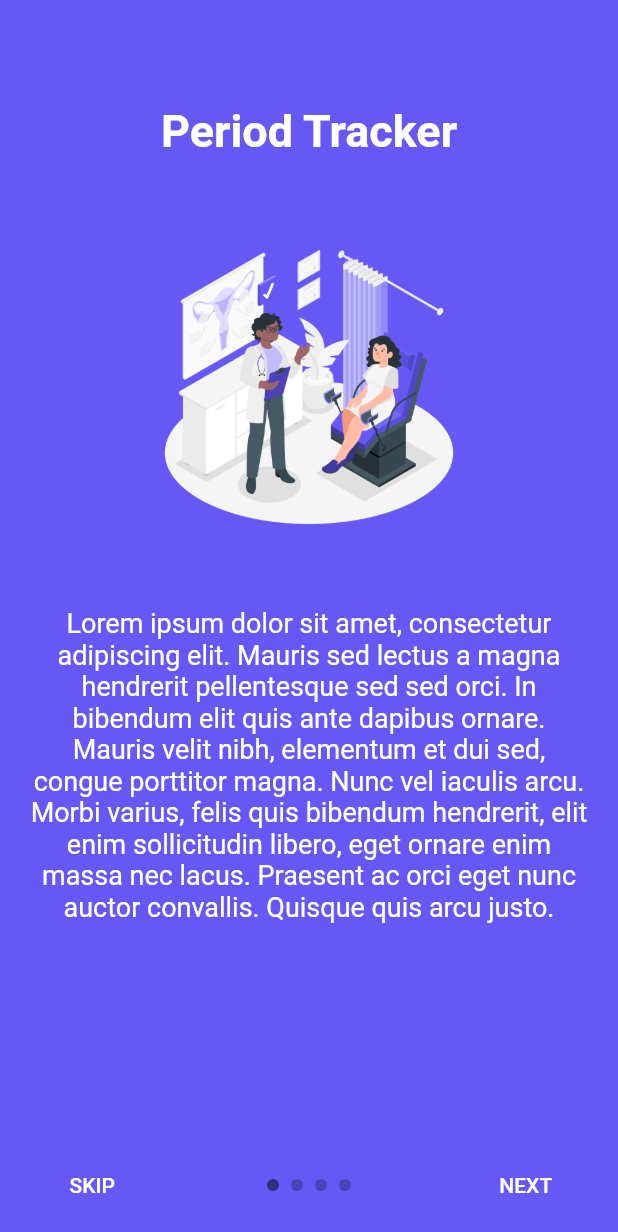
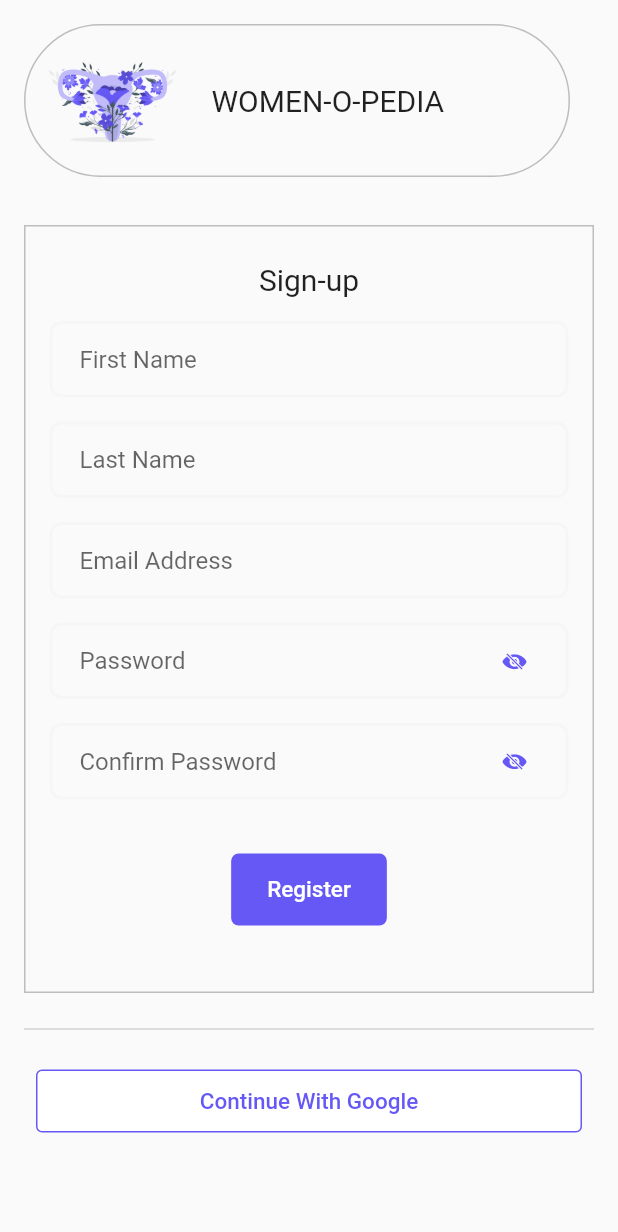
Before and after one commit to ReshamPatkar/womenopedia1, a Flutter app: the screen it shows after launch, on a phone screen of 412 x 824 dp. Shown: the top 1232 px of the screen. Run offline on Flutter 3.47's test engine with Material 2 defaults, Android fonts, the phone set to English and light mode, and no system bars; drawn by our look-alikes of intro_slider; our stand-ins replace flutter_spinkit.

Commit message:
Signup Screen Front end Added

```diff
--- a/lib/Screens/intro_carousel.dart
+++ b/lib/Screens/intro_carousel.dart
@@ -10,7 +10,7 @@ import 'logo_screen.dart';
 //import 'package:intro_slider_example/home.dart';
 
 class IntroScreen extends StatefulWidget {
-  static String id = 'Intro_Screen';
+  static String id = 'Intro Screen';
   IntroScreen({Key? key}) : super(key: key);
 
   @override
--- a/lib/Screens/login_screen.dart
+++ b/lib/Screens/login_screen.dart
@@ -4,6 +4,7 @@
 // import 'package:firebase_auth/firebase_auth.dart';
 import 'package:flutter/cupertino.dart';
 import 'package:flutter/material.dart';
+import 'package:womenopedia1/Screens/signup_screen.dart';
 import 'package:womenopedia1/Widgets/button_tile.dart';
 import 'package:womenopedia1/Widgets/button_tile2.dart';
 
@@ -183,16 +184,6 @@ class _LoginScreenState extends State<LoginScreen> {
                       text: 'Login',
                     ),
                   ),
-                  // Padding(
-                  //   padding: const EdgeInsets.symmetric(vertical: 24),
-                  //   child: Center(
-                  //       child: Text(
-                  //     'Forgot Password?',
-                  //     style: TextStyle(
-                  //       color: kTextColor,
-                  //     ),
-                  //   )),
-                  // ),
                   Align(
                     alignment: AlignmentDirectional.bottomCenter,
                     child: Row(
@@ -206,7 +197,7 @@ class _LoginScreenState extends State<LoginScreen> {
                         ),
                         TextButton(
                           onPressed: () {
-                            // Navigator.pushNamed(context, SignUpScreen.id);
+                            Navigator.pushNamed(context, SignUpScreen.id);
                           },
                           child: Text(
                             'Sign-up',
--- a/lib/Screens/logo_screen.dart
+++ b/lib/Screens/logo_screen.dart
@@ -1,7 +1,7 @@
 import 'package:womenopedia1/Screens/intro_carousel.dart';
 import 'package:womenopedia1/Screens/login_screen.dart';
+import 'package:womenopedia1/Screens/signup_screen.dart';
 
-import '';
 import 'package:flutter/cupertino.dart';
 import 'package:flutter/material.dart';
 import 'package:womenopedia1/Widgets/button_tile2.dart';
@@ -38,7 +38,7 @@ class _LogoScreenState extends State<LogoScreen> {
             children: [
               ButtonTile2(
                   onPress: () {
-                    // Navigator.pushNamed(context, LoginScreen.id);
+                    // Navigator.pushNamed(context, SignUpScreen.id);
                   },
                   text: 'Sign-up'),
               Align(
--- a/lib/Screens/signup_screen.dart
+++ b/lib/Screens/signup_screen.dart
@@ -0,0 +1,231 @@
+import 'package:flutter/cupertino.dart';
+import 'package:flutter/material.dart';
+import 'package:womenopedia1/Widgets/button_tile.dart';
+import 'package:womenopedia1/Widgets/button_tile2.dart';
+
+import '../palette.dart';
+
+class SignUpScreen extends StatefulWidget {
+  static String id = 'Sign Up Screen';
+  const SignUpScreen({Key? key}) : super(key: key);
+
+  @override
+  _SignUpScreenState createState() => _SignUpScreenState();
+}
+
+class _SignUpScreenState extends State<SignUpScreen> {
+  late String firstName;
+  late String lastName;
+  late String email;
+  late String password1;
+  late String password2;
+  bool passwordBool = true;
+  @override
+  void initState() {
+    // TODO: implement initState
+    passwordBool = true;
+    super.initState();
+  }
+
+  @override
+  Widget build(BuildContext context) {
+    return Scaffold(
+        body: SingleChildScrollView(
+            child: Column(
+      crossAxisAlignment: CrossAxisAlignment.stretch,
+      children: [
+        Padding(
+          padding: const EdgeInsets.only(
+            left: 16.0,
+            right: 32.0,
+            top: 16.0,
+            bottom: 16.0,
+          ),
+          child: Container(
+              decoration: BoxDecoration(
+                  border: Border.all(
+                    color: kDividerColor,
+                  ),
+                  borderRadius: BorderRadius.all(Radius.circular(60))),
+              child: Row(
+                children: [
+                  Padding(
+                    padding: const EdgeInsets.symmetric(horizontal: 8.0),
+                    child: Image(
+                      image: AssetImage(
+                        'images/logoprovisional.png',
+                      ),
+                      width: 100,
+                      height: 100,
+                    ),
+                  ),
+                  Padding(
+                    padding: const EdgeInsets.symmetric(horizontal: 8.0),
+                    child: Text(
+                      'WOMEN-O-PEDIA',
+                      style: TextStyle(
+                        fontSize: 20,
+                      ),
+                    ),
+                  )
+                ],
+              )),
+        ),
+        Padding(
+          padding: const EdgeInsets.all(16.0),
+          child: Container(
+            decoration: BoxDecoration(
+              border: Border.all(
+                color: kDividerColor,
+              ),
+            ),
+            child: Padding(
+              padding: const EdgeInsets.all(16.0),
+              child: Column(
+                mainAxisAlignment: MainAxisAlignment.spaceAround,
+                // crossAxisAlignment: CrossAxisAlignment.stretch,
+                children: [
+                  Padding(
+                    padding:
+                        const EdgeInsets.symmetric(vertical: 8, horizontal: 8),
+                    child: Center(
+                      child: Text(
+                        'Sign-up',
+                        style: TextStyle(
+                          fontSize: 20,
+                        ),
+                      ),
+                    ),
+                  ),
+                  Padding(
+                    padding: const EdgeInsets.symmetric(vertical: 8),
+                    child: TextField(
+                      keyboardType: TextInputType.name,
+                      onChanged: (value) {
+                        firstName = value;
+                      },
+                      cursorColor: kPrimaryColor,
+                      decoration: kTextFieldDecoration.copyWith(
+                        hintText: 'First Name',
+                      ),
+                    ),
+                  ),
+                  Padding(
+                    padding: const EdgeInsets.symmetric(vertical: 8),
+                    child: TextField(
+                      keyboardType: TextInputType.name,
+                      onChanged: (value) {
+                        firstName = value;
+                      },
+                      cursorColor: kPrimaryColor,
+                      decoration: kTextFieldDecoration.copyWith(
+                        hintText: 'Last Name',
+                      ),
+                    ),
+                  ),
+                  Padding(
+                    padding: const EdgeInsets.symmetric(vertical: 8),
+                    child: TextField(
+                      keyboardType: TextInputType.emailAddress,
+                      onChanged: (value) {
+                        email = value;
+                      },
+                      cursorColor: kPrimaryColor,
+                      decoration: kTextFieldDecoration.copyWith(
+                        hintText: 'Email Address',
+                      ),
+                    ),
+                  ),
+                  Padding(
+                    padding: const EdgeInsets.symmetric(vertical: 8),
+                    child: TextField(
+                      onChanged: (value) {
+                        password1 = value;
+                      },
+                      obscureText: passwordBool,
+                      cursorColor: kPrimaryColor,
+                      decoration: kTextFieldDecoration.copyWith(
+                        hintText: 'Password',
+                        suffixIcon: TextButton.icon(
+                          onPressed: () {
+                            setState(() {
+                              passwordBool = passwordBool ? false : true;
+                            });
+                          },
+                          icon: passwordBool
+                              ? Icon(
+                                  CupertinoIcons.eye_slash_fill,
+                                  size: 16,
+                                  color: kPrimaryColor,
+                                )
+                              : Icon(
+                                  CupertinoIcons.eye_fill,
+                                  size: 16,
+                                  color: kPrimaryColor,
+                                ),
+                          label: SizedBox(),
+                        ),
+                      ),
+                    ),
+                  ),
+                  Padding(
+                    padding: const EdgeInsets.symmetric(vertical: 8),
+                    child: TextField(
+                      onChanged: (value) {
+                        password2 = value;
+                      },
+                      obscureText: passwordBool,
+                      cursorColor: kPrimaryColor,
+                      decoration: kTextFieldDecoration.copyWith(
+                        hintText: 'Confirm Password',
+                        suffixIcon: TextButton.icon(
+                          onPressed: () {
+                            setState(() {
+                              passwordBool = passwordBool ? false : true;
+                            });
+                          },
+                          icon: passwordBool
+                              ? Icon(
+                                  CupertinoIcons.eye_slash_fill,
+                                  size: 16,
+                                  color: kPrimaryColor,
+                                )
+                              : Icon(
+                                  CupertinoIcons.eye_fill,
+                                  size: 16,
+                                  color: kPrimaryColor,
+                                ),
+                          label: SizedBox(),
+                        ),
+                      ),
+                    ),
+                  ),
+                  Padding(
+                    padding: const EdgeInsets.symmetric(vertical: 20),
+                    child: ButtonTile(
+                      onPress: () {},
+                      text: 'Register',
+                    ),
+                  ),
+                ],
+              ),
+            ),
+          ),
+        ),
+        Padding(
+          padding: const EdgeInsets.symmetric(horizontal: 16.0),
+          child: Divider(
+            color: kDividerColor,
+          ),
+        ),
+        Padding(
+          padding: const EdgeInsets.symmetric(horizontal: 16.0, vertical: 8.0),
+          child: ButtonTile2(
+            onPress: () {},
+            text: 'Continue With Google',
+          ),
+        )
+      ],
+    )));
+  }
+}
--- a/lib/Screens/splash_screen.dart
+++ b/lib/Screens/splash_screen.dart
@@ -8,7 +8,7 @@ import 'login_screen.dart';
 import 'logo_screen.dart';
 
 class SplashScreen extends StatefulWidget {
-  static String id = 'Splash_Screen';
+  static String id = 'Splash Screen';
   @override
   SplashScreenState createState() => SplashScreenState();
 }
--- a/lib/main.dart
+++ b/lib/main.dart
@@ -1,6 +1,7 @@
 import 'package:flutter/material.dart';
 import 'package:womenopedia1/Screens/intro_carousel.dart';
 import 'package:womenopedia1/Screens/logo_screen.dart';
+import 'package:womenopedia1/Screens/signup_screen.dart';
 
 import 'Screens/login_screen.dart';
 import 'Screens/splash_screen.dart';
@@ -16,12 +17,13 @@ class MyApp extends StatelessWidget {
   @override
   Widget build(BuildContext context) {
     return MaterialApp(
-      initialRoute: SplashScreen.id,
+      initialRoute: SignUpScreen.id,
       routes: {
         LoginScreen.id: (context) => LoginScreen(),
         SplashScreen.id: (context) => SplashScreen(),
         LogoScreen.id: (context) => LogoScreen(),
         IntroScreen.id: (context) => IntroScreen(),
+        SignUpScreen.id: (context) => SignUpScreen(),
       },
     );
   }
```
